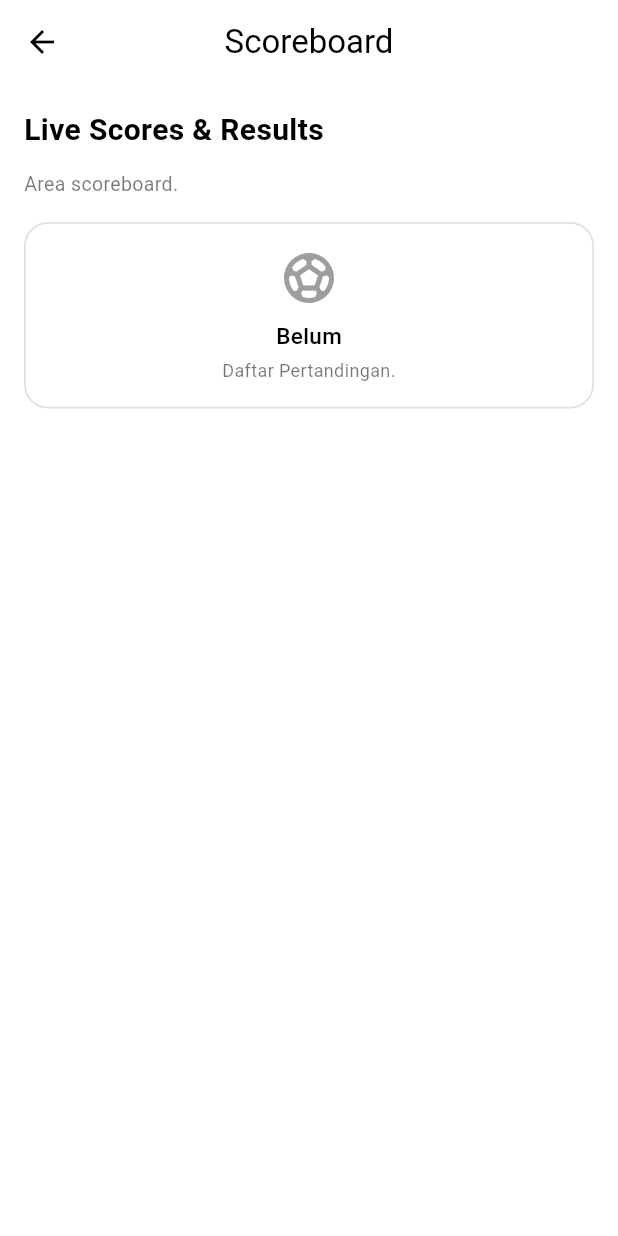
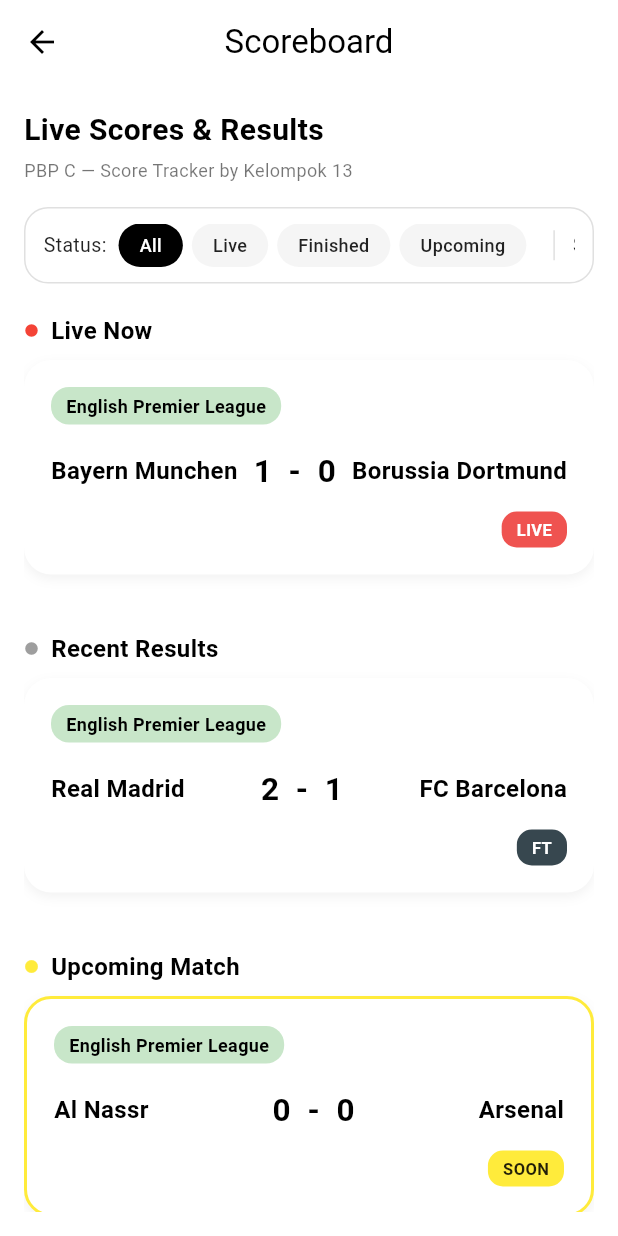
Before and after one commit to PBP-kelompok-c13/sportwatch_NG, a Flutter app: the ScoreboardLandingPage screen opened directly, on a phone screen of 412 x 824 dp. Run offline on Flutter 3.47's test engine with Material 3 defaults, Android fonts, the phone set to English and light mode, and no system bars; our stand-ins replace timeago; missing offline and left inert: pbp_django_auth.

Commit message:
tambah dummy data buat scoreboard dan upgrade tampilannya

```diff
--- a/lib/scoreboard/screens/scoreboard_landing_page.dart
+++ b/lib/scoreboard/screens/scoreboard_landing_page.dart
@@ -1,4 +1,6 @@
 import 'package:flutter/material.dart';
+import 'package:sportwatch_ng/scoreboard/widgets/match_card.dart';
+import 'package:sportwatch_ng/scoreboard/widgets/section_title.dart';
 
 class ScoreboardLandingPage extends StatelessWidget {
   const ScoreboardLandingPage({super.key});
@@ -22,49 +24,107 @@
                 fontWeight: FontWeight.bold,
               ),
             ),
-            const SizedBox(height: 12),
-
+            const SizedBox(height: 4),
             const Text(
-              'Area scoreboard.',
-              style: TextStyle(fontSize: 13, color: Colors.black54),
+              'PBP C — Score Tracker by Kelompok 13',
+              style: TextStyle(
+                fontSize: 12,
+                color: Colors.black54,
+              ),
             ),
             const SizedBox(height: 16),
 
             Container(
-              width: double.infinity,
-              padding: const EdgeInsets.all(16),
+              padding: const EdgeInsets.symmetric(horizontal: 12, vertical: 10),
               decoration: BoxDecoration(
                 color: Colors.white,
                 borderRadius: BorderRadius.circular(16),
                 border: Border.all(
                   color: Colors.grey.shade300,
-                  width: 1.2,
+                  width: 1,
                 ),
               ),
-              child: Column(
-                mainAxisSize: MainAxisSize.min,
+              child: SingleChildScrollView(
+                scrollDirection: Axis.horizontal,
+                child: Row(
+                  children: [
+                    const Text(
+                      'Status:',
+                      style: TextStyle(
+                        fontSize: 13,
+                        color: Colors.black87,
+                      ),
+                    ),
+                    const SizedBox(width: 8),
+                    const FilterPill(label: 'All', selected: true),
+                    const FilterPill(label: 'Live'),
+                    const FilterPill(label: 'Finished'),
+                    const FilterPill(label: 'Upcoming'),
+                    const SizedBox(width: 12),
+                    Container(
+                      height: 20,
+                      width: 1,
+                      color: Colors.grey.shade300,
+                    ),
+                    const SizedBox(width: 12),
+                    const Text(
+                      'Sports:',
+                      style: TextStyle(
+                        fontSize: 13,
+                        color: Colors.black87,
+                      ),
+                    ),
+                    const SizedBox(width: 8),
+                    const FilterPill(label: 'All', selected: true),
+                    const FilterPill(label: 'NBA'),
+                    const FilterPill(label: 'EPL'),
+                    const FilterPill(label: 'NFL'),
+                    const FilterPill(label: 'MLB'),
+                    const FilterPill(label: 'NHL'),
+                  ],
+                ),
+              ),
+            ),
+
+            const SizedBox(height: 20),
+
+            Expanded(
+              child: ListView(
                 children: const [
-                  Icon(
-                    Icons.sports_soccer_outlined,
-                    size: 40,
-                    color: Colors.grey,
+                  SectionTitle(title: 'Live Now', color: Colors.red),
+                  SizedBox(height: 8),
+                  MatchCard(
+                    league: 'English Premier League',
+                    homeTeam: 'Bayern Munchen',
+                    awayTeam: 'Borussia Dortmund',
+                    homeScore: 1,
+                    awayScore: 0,
+                    status: MatchStatus.live,
                   ),
+
+                  SizedBox(height: 24),
+
+                  SectionTitle(title: 'Recent Results', color: Colors.grey),
                   SizedBox(height: 8),
-                  Text(
-                    'Belum',
-                    style: TextStyle(
-                      fontSize: 15,
-                      fontWeight: FontWeight.w500,
-                    ),
+                  MatchCard(
+                    league: 'English Premier League',
+                    homeTeam: 'Real Madrid',
+                    awayTeam: 'FC Barcelona',
+                    homeScore: 2,
+                    awayScore: 1,
+                    status: MatchStatus.finished,
                   ),
-                  SizedBox(height: 4),
-                  Text(
-                    'Daftar Pertandingan.',
-                    textAlign: TextAlign.center,
-                    style: TextStyle(
-                      fontSize: 12,
-                      color: Colors.black54,
-                    ),
+                  SizedBox(height: 24),
+
+                  SectionTitle(title: 'Upcoming Match', color: Colors.yellow),
+                  SizedBox(height: 8),
+                  MatchCard(
+                    league: 'English Premier League',
+                    homeTeam: 'Al Nassr',
+                    awayTeam: 'Arsenal',
+                    homeScore: 0,
+                    awayScore: 0,
+                    status: MatchStatus.upcoming,
                   ),
                 ],
               ),
@@ -75,3 +135,34 @@
     );
   }
 }
+
+class FilterPill extends StatelessWidget {
+  final String label;
+  final bool selected;
+
+  const FilterPill({
+    super.key,
+    required this.label,
+    this.selected = false,
+  });
+
+  @override
+  Widget build(BuildContext context) {
+    return Container(
+      margin: const EdgeInsets.only(right: 6),
+      padding: const EdgeInsets.symmetric(horizontal: 14, vertical: 6),
+      decoration: BoxDecoration(
+        color: selected ? Colors.black : Colors.grey.shade100,
+        borderRadius: BorderRadius.circular(20),
+      ),
+      child: Text(
+        label,
+        style: TextStyle(
+          fontSize: 12,
+          fontWeight: FontWeight.w500,
+          color: selected ? Colors.white : Colors.black87,
+        ),
+      ),
+    );
+  }
+}
--- /dev/null
+++ b/lib/scoreboard/widgets/match_card.dart
@@ -0,0 +1,139 @@
+import 'package:flutter/material.dart';
+
+enum MatchStatus {
+  live,
+  finished,
+  upcoming,
+}
+
+class MatchCard extends StatelessWidget {
+  final String homeTeam;
+  final String awayTeam;
+  final int homeScore;
+  final int awayScore;
+  final String league;
+  final MatchStatus status;
+
+  const MatchCard({
+    super.key,
+    required this.homeTeam,
+    required this.awayTeam,
+    required this.homeScore,
+    required this.awayScore,
+    required this.league,
+    this.status = MatchStatus.live,
+  });
+
+  @override
+  Widget build(BuildContext context) {
+    return Container(
+      margin: const EdgeInsets.only(bottom: 14),
+      padding: const EdgeInsets.all(18),
+      decoration: BoxDecoration(
+        color: Colors.white,
+        borderRadius: BorderRadius.circular(18),
+        border: status == MatchStatus.upcoming
+            ? Border.all(
+          color: Colors.yellow.shade500,
+          width: 2,
+        )
+            : null,
+        boxShadow: [
+          BoxShadow(
+            blurRadius: 6,
+            offset: const Offset(0, 3),
+            color: Colors.black.withOpacity(0.05),
+          ),
+        ],
+      ),
+      child: Column(
+        crossAxisAlignment: CrossAxisAlignment.start,
+        children: [
+          Container(
+            padding: const EdgeInsets.symmetric(horizontal: 10, vertical: 4),
+            decoration: BoxDecoration(
+              color: Colors.green.shade100,
+              borderRadius: BorderRadius.circular(12),
+            ),
+            child: Text(
+              league,
+              style: const TextStyle(
+                fontSize: 12,
+                fontWeight: FontWeight.w600,
+              ),
+            ),
+          ),
+
+          const SizedBox(height: 16),
+
+          Row(
+            mainAxisAlignment: MainAxisAlignment.spaceBetween,
+            children: [
+              Text(
+                homeTeam,
+                style: const TextStyle(
+                  fontSize: 16,
+                  fontWeight: FontWeight.w600,
+                ),
+              ),
+
+              Text(
+                '$homeScore  -  $awayScore',
+                style: const TextStyle(
+                  fontSize: 21,
+                  fontWeight: FontWeight.bold,
+                ),
+              ),
+
+              Text(
+                awayTeam,
+                style: const TextStyle(
+                  fontSize: 16,
+                  fontWeight: FontWeight.w600,
+                ),
+              ),
+            ],
+          ),
+
+          const SizedBox(height: 12),
+
+          Align(
+            alignment: Alignment.centerRight,
+            child: _buildStatusBadge(),
+          ),
+        ],
+      ),
+    );
+  }
+
+  Widget _buildStatusBadge() {
+    switch (status) {
+      case MatchStatus.live:
+        return _badge("LIVE", Colors.red.shade400, Colors.white);
+
+      case MatchStatus.finished:
+        return _badge("FT", Colors.blueGrey.shade800, Colors.white);
+
+      case MatchStatus.upcoming:
+        return _badge("SOON", Colors.yellow.shade500, Colors.black87);
+    }
+  }
+
+  Widget _badge(String text, Color bg, Color color) {
+    return Container(
+      padding: const EdgeInsets.symmetric(horizontal: 10, vertical: 4),
+      decoration: BoxDecoration(
+        color: bg,
+        borderRadius: BorderRadius.circular(10),
+      ),
+      child: Text(
+        text,
+        style: TextStyle(
+          color: color,
+          fontSize: 11,
+          fontWeight: FontWeight.bold,
+        ),
+      ),
+    );
+  }
+}
--- /dev/null
+++ b/lib/scoreboard/widgets/section_title.dart
@@ -0,0 +1,29 @@
+import 'package:flutter/material.dart';
+
+class SectionTitle extends StatelessWidget {
+  final String title;
+  final Color color;
+
+  const SectionTitle({
+    super.key,
+    required this.title,
+    required this.color,
+  });
+
+  @override
+  Widget build(BuildContext context) {
+    return Row(
+      children: [
+        Icon(Icons.circle, size: 10, color: color),
+        const SizedBox(width: 8),
+        Text(
+          title,
+          style: const TextStyle(
+            fontSize: 16,
+            fontWeight: FontWeight.bold,
+          ),
+        ),
+      ],
+    );
+  }
+}
```
Also changed, not shown: pubspec.lock.
